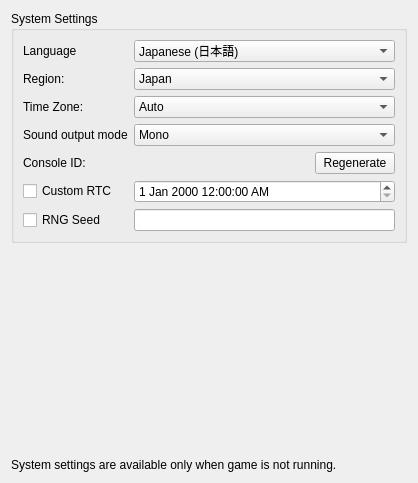
Before: the Qt Designer form src/yuzu/configuration/configure_system.ui in QuantumGhost/yuzu, drawn with Qt 5.
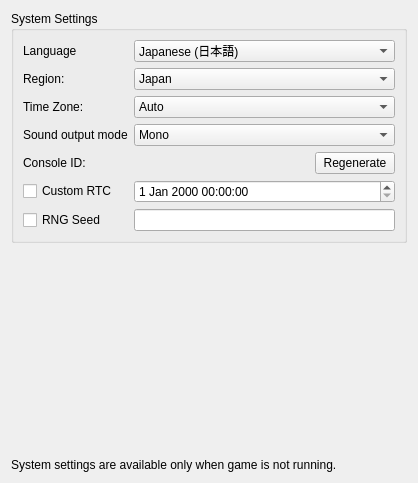
After: the same form once the commit is applied.

Commit message: early-access version 2713

```diff
--- a/src/yuzu/configuration/configure_system.ui
+++ b/src/yuzu/configuration/configure_system.ui
@@ -474,9 +474,6 @@
               <day>1</day>
              </date>
             </property>
-            <property name="displayFormat">
-             <string>d MMM yyyy h:mm:ss AP</string>
-            </property>
            </widget>
           </item>
           <item row="6" column="1">
```
The commit also changes 1 other file.
